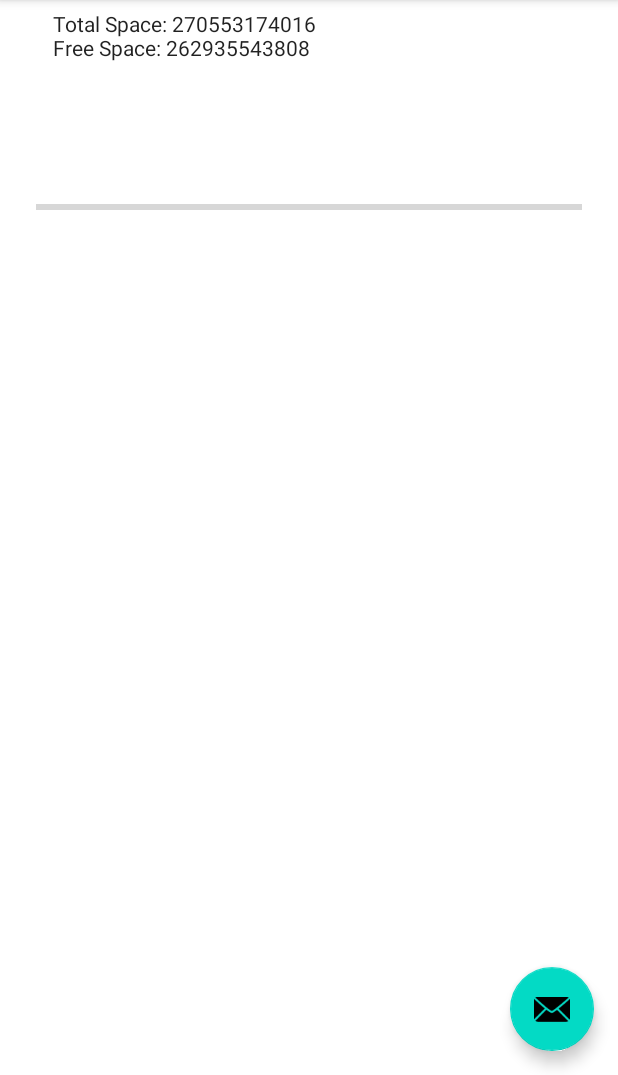
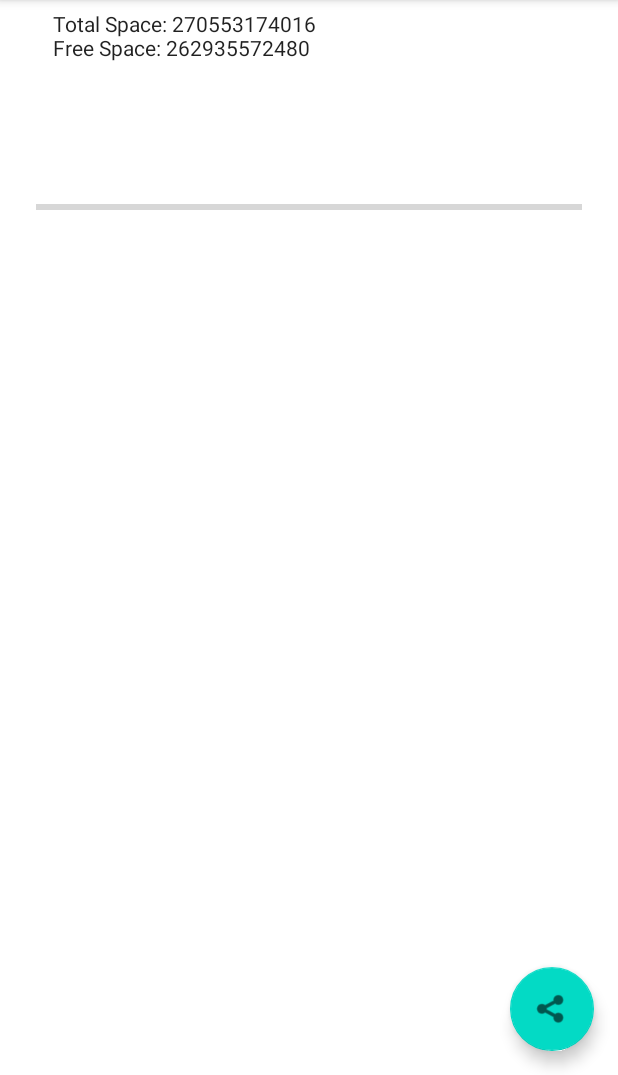
Before and after one commit to CHENNUPATIBALU/FileDrive, an Android app: the screen it shows after launch once a user with an empty profile is signed in (MainActivity), tab 2 chosen, on a phone screen of 412 x 824 dp, the part 161-1236 px from its top. Run offline under Robolectric (Android 15) with nearby library versions, the phone set to English and light mode, and no system bars; our stand-ins replace Firebase (no records; nobody signed in at launch, a user with empty details on screens opened directly); 1 statement that could not run was skipped.

Commit message:
Menu Options,Run-time Permissions added

```diff
--- a/app/src/main/AndroidManifest.xml
+++ b/app/src/main/AndroidManifest.xml
@@ -4,6 +4,7 @@
 
     <uses-permission android:name="android.permission.READ_EXTERNAL_STORAGE" />
     <uses-permission android:name="android.permission.MANAGE_EXTERNAL_STORAGE" />
+    <uses-permission android:name="android.permission.WRITE_EXTERNAL_STORAGE"/>
 
     <permission android:name="READ_EXTERNAL_STORAGE" />
 
--- a/app/src/main/java/com/chennupatibalu/filedrive/DriveFragment.java
+++ b/app/src/main/java/com/chennupatibalu/filedrive/DriveFragment.java
@@ -1,8 +1,5 @@
 package com.chennupatibalu.filedrive;
 
-import android.annotation.SuppressLint;
-import android.content.Intent;
-import android.os.Build;
 import android.os.Bundle;
 
 import android.app.Fragment;
@@ -11,12 +8,9 @@ import android.os.Environment;
 import android.view.LayoutInflater;
 import android.view.View;
 import android.view.ViewGroup;
-import android.widget.AdapterView;
 import android.widget.ArrayAdapter;
 import android.widget.ListView;
 import android.widget.Toast;
-
-import androidx.annotation.RequiresApi;
 
 import java.io.File;
 import java.util.ArrayList;
--- a/app/src/main/res/layout/activity_main.xml
+++ b/app/src/main/res/layout/activity_main.xml
@@ -32,12 +32,14 @@
                 android:layout_width="wrap_content"
                 android:layout_height="wrap_content"
                 android:text="@string/drive"
-                android:id="@+id/driveTab"/>
+                android:id="@+id/driveTab"
+                android:background="@color/cardview_light_background"/>
             <com.google.android.material.tabs.TabItem
                 android:layout_width="wrap_content"
                 android:layout_height="wrap_content"
                 android:text="@string/storage"
-                android:id="@+id/storageTab"/>
+                android:id="@+id/storageTab"
+                android:background="@color/cardview_light_background"/>
 
         </com.google.android.material.tabs.TabLayout>
     </com.google.android.material.appbar.AppBarLayout>
@@ -56,5 +58,7 @@
         android:layout_height="wrap_content"
         android:layout_gravity="bottom|end"
         android:layout_margin="@dimen/fab_margin"
-        app:srcCompat="@android:drawable/ic_dialog_email" />
+        app:srcCompat="@android:drawable/ic_menu_share"
+        app:rippleColor="@color/cardview_light_background"
+        android:contentDescription="@string/share" />
 </androidx.coordinatorlayout.widget.CoordinatorLayout>
--- a/app/src/main/res/layout/fragment_storage.xml
+++ b/app/src/main/res/layout/fragment_storage.xml
@@ -12,7 +12,7 @@
 
         <com.google.android.material.textview.MaterialTextView
             android:id="@+id/storageTextView"
-            style="@style/Widget.MaterialComponents.TextInputLayout.OutlinedBox"
+            style="@style/CardView"
             android:layout_width="328dp"
             android:layout_height="116dp"
             android:layout_alignParentStart="true"
--- /dev/null
+++ b/app/src/main/res/menu/option_menu.xml
@@ -0,0 +1,6 @@
+<?xml version="1.0" encoding="utf-8"?>
+<menu xmlns:android="http://schemas.android.com/apk/res/android">
+
+    <item android:id="@+id/newFolderMenu" android:title="New Folder"/>
+    <item android:id="@+id/aboutMenu" android:title="About"/>
+</menu>
--- a/app/src/main/res/values/strings.xml
+++ b/app/src/main/res/values/strings.xml
@@ -20,10 +20,15 @@
     <string name="name">Name*</string>
     <string name="drive">Drive</string>
     <string name="storage">Storage</string>
+    <string name="dialog_message">Made by CHENNUPATI BALU</string>
+    <string name="dialog_title">About</string>
     <!-- TODO: Remove or change this placeholder text -->
     <string name="hello_blank_fragment">Hello blank fragment</string>
     <string name="title_activity_file_drive">FileDriveActivity</string>
     <string name="title_activity_storage">StorageActivity</string>
     <string name="manage">Manage</string>
     <string name="title_activity_main">MainActivity</string>
+    <string name="share">Share</string>
+    <string name="ok">Ok</string>
+    <string name="cancel">Cancel</string>
 </resources>
```
Also changed, not shown: app/src/main/java/com/chennupatibalu/filedrive/LoginActivity.java (+7 -0 lines), app/src/main/java/com/chennupatibalu/filedrive/MainActivity.java (+81 -0 lines).
